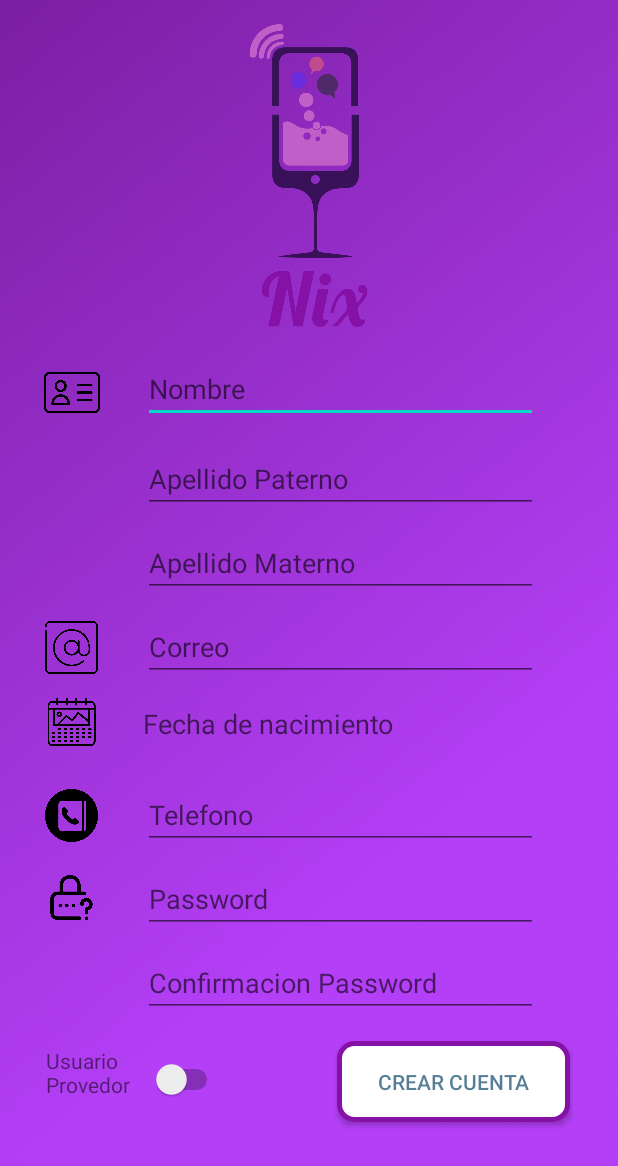
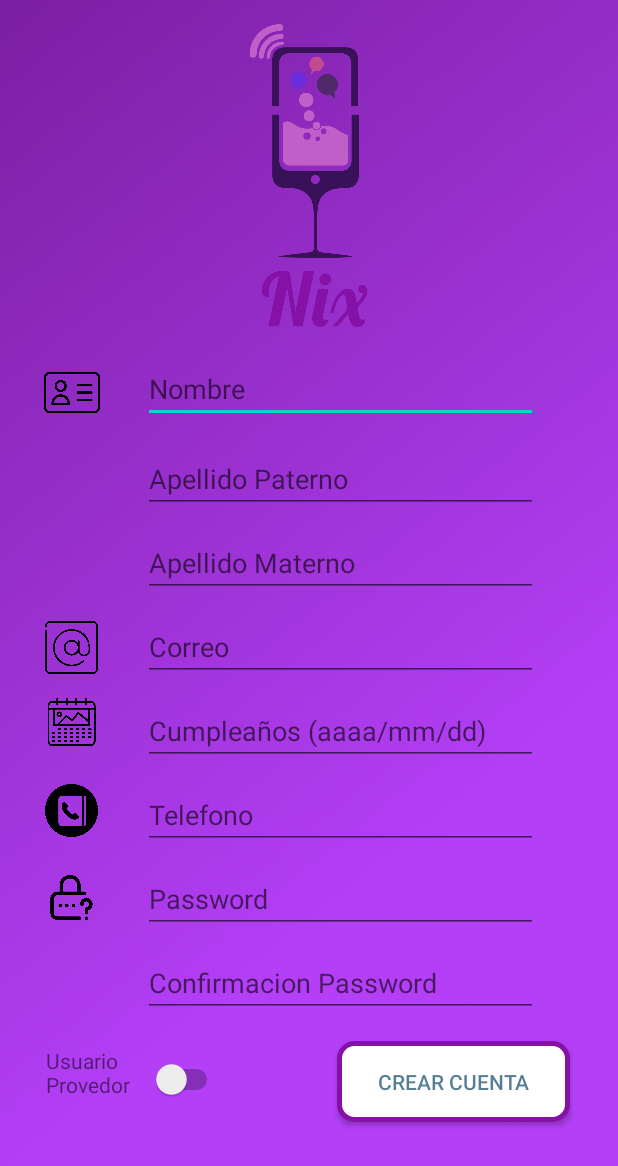
Before and after one commit to EdalfnerUnityBrited/NixApp, an Android app: the CrearCuenta screen opened directly, with no data from a screen before it, on a phone screen of 412 x 824 dp. Shown: the top 1166 px of the screen. Run offline under Robolectric (Android 15) with nearby library versions, the phone set to English and light mode, and no system bars.

Commit message:
ARREGLADO EL CALENDARIO Y SWITCH DA AVISO

```diff
--- a/app/build.gradle
+++ b/app/build.gradle
@@ -35,5 +35,9 @@ dependencies {
     implementation 'com.google.code.gson:gson:2.8.6'
     implementation 'com.squareup.retrofit2:converter-gson:2.5.0'
     implementation files('src/lib/mysql-connector-java-5.1.16-bin.jar')
+    implementation 'androidx.recyclerview:recyclerview:1.0.0'
+    implementation 'androidx.cardview:cardview:1.0.0'
+    implementation 'com.google.android.material:material:1.0.0'
+    implementation 'com.google.android.gms:play-services-maps:17.0.0'
 
 }
--- a/app/src/main/java/com/example/nixapp/UI/CrearCuenta.java
+++ b/app/src/main/java/com/example/nixapp/UI/CrearCuenta.java
@@ -2,13 +2,61 @@ package com.example.nixapp.UI;
 
 import androidx.appcompat.app.AppCompatActivity;
 
+import android.app.AlertDialog;
+import android.app.Dialog;
+import android.content.DialogInterface;
 import android.os.Bundle;
+import android.view.View;
+import android.widget.CompoundButton;
+import android.widget.Switch;
+import android.widget.TextView;
+import android.widget.Toast;
+
 import com.example.nixapp.R;
-public class CrearCuenta extends AppCompatActivity {
+public class CrearCuenta extends AppCompatActivity implements CompoundButton.OnCheckedChangeListener, View.OnClickListener {
+    Switch switchProveedor;
 
     @Override
     protected void onCreate(Bundle savedInstanceState) {
         super.onCreate(savedInstanceState);
         setContentView(R.layout.activity_crear_cuenta);
+
+        switchProveedor = (Switch) findViewById(R.id.switchProveedor);
+
+        switchProveedor.setTextOn("Si");
+        switchProveedor.setTextOff("No");
+        switchProveedor.setOnCheckedChangeListener(this);
+    }
+
+    @Override
+    public void onClick(View view) {
+
+    }
+
+    @Override
+    public void onCheckedChanged(final CompoundButton compoundButton, boolean b) {
+        final boolean[] esProveedor = new boolean[1];
+        AlertDialog.Builder aviso = new AlertDialog.Builder(this);
+        aviso.setMessage("Ser proveedor significa ser una empresa");
+        aviso.setTitle("¿Ser Proveedor?");
+        aviso.setPositiveButton("Si", new DialogInterface.OnClickListener() {
+            @Override
+            public void onClick(DialogInterface dialogInterface, int i) {
+                Toast.makeText(getApplicationContext(),"Decidiste ser proveedor",
+                        Toast.LENGTH_LONG).show();
+                compoundButton.setChecked(true);
+            }
+        });
+        aviso.setNegativeButton("Cancelar", new DialogInterface.OnClickListener() {
+            @Override
+            public void onClick(DialogInterface dialogInterface, int i) {
+                Toast.makeText(getApplicationContext(),"Decidiste no ser proveedor",
+                        Toast.LENGTH_LONG).show();
+                compoundButton.setChecked(false);
+            }
+        });
+        AlertDialog avisoCreado = aviso.create();
+        if(compoundButton.isChecked())
+        avisoCreado.show();
     }
 }
--- a/app/src/main/java/com/example/nixapp/UI/MainActivity.java
+++ b/app/src/main/java/com/example/nixapp/UI/MainActivity.java
@@ -21,7 +21,6 @@ public class MainActivity extends AppCompatActivity implements View.OnClickListe
     protected void onCreate(Bundle savedInstanceState) {
         super.onCreate(savedInstanceState);
         setContentView(R.layout.activity_main);
-
 
         btnLogin = (Button) findViewById(R.id.buttonLogin);
         btnSignup = (Button) findViewById(R.id.buttonSignup);
@@ -52,6 +51,8 @@ public class MainActivity extends AppCompatActivity implements View.OnClickListe
                 break;
             }
             case R.id.buttonSignup:{
+                q = new Intent(view.getContext(),CrearCuenta.class);
+                startActivity(q);
                 break;
             }
         }
--- a/app/src/main/res/layout/activity_crear_cuenta.xml
+++ b/app/src/main/res/layout/activity_crear_cuenta.xml
@@ -99,26 +99,11 @@
         app:layout_constraintTop_toBottomOf="@+id/imageView3"
         app:srcCompat="@drawable/calendar" />
 
-    <TextView
-        android:id="@+id/fecha_nacimiento"
-        android:layout_width="263dp"
-        android:layout_height="40dp"
-        android:layout_centerHorizontal="true"
-        android:layout_marginStart="95dp"
-        android:layout_marginLeft="95dp"
-        android:layout_marginTop="16dp"
-        android:hint="Fecha de nacimiento"
-        android:textSize="18dp"
-        app:layout_constraintStart_toStartOf="parent"
-        app:layout_constraintTop_toBottomOf="@+id/arroba"
-        tools:ignore="MissingConstraints" />
-
     <EditText
         android:id="@+id/telefono"
         android:layout_width="263dp"
         android:layout_height="40dp"
         android:layout_marginStart="95dp"
-        android:layout_marginLeft="95dp"
         android:layout_marginTop="16dp"
         android:ems="10"
         android:hint="Telefono"
@@ -130,10 +115,10 @@
         android:id="@+id/contacto"
         android:layout_width="35dp"
         android:layout_height="35dp"
-        android:layout_marginTop="16dp"
+        app:layout_constraintBottom_toTopOf="@+id/imageView6"
         app:layout_constraintEnd_toStartOf="@+id/telefono"
         app:layout_constraintStart_toStartOf="parent"
-        app:layout_constraintTop_toBottomOf="@+id/fecha_nacimiento"
+        app:layout_constraintTop_toBottomOf="@+id/calendario"
         app:srcCompat="@drawable/phonebook" />
 
     <EditText
@@ -163,7 +148,7 @@
         app:layout_constraintTop_toBottomOf="@+id/password" />
 
     <Button
-        android:id="@+id/button"
+        android:id="@+id/buttonCrearCuenta"
         android:layout_width="155dp"
         android:layout_height="54dp"
         android:layout_marginTop="16dp"
@@ -186,7 +171,7 @@
         app:srcCompat="@drawable/forgot" />
 
     <Switch
-        android:id="@+id/switch1"
+        android:id="@+id/switchProveedor"
         android:layout_width="wrap_content"
         android:layout_height="wrap_content"
         android:layout_marginStart="32dp"
@@ -194,7 +179,7 @@
         android:layout_marginTop="28dp"
         android:layout_marginEnd="8dp"
         android:layout_marginRight="8dp"
-        app:layout_constraintEnd_toStartOf="@+id/button"
+        app:layout_constraintEnd_toStartOf="@+id/buttonCrearCuenta"
         app:layout_constraintStart_toStartOf="parent"
         app:layout_constraintTop_toBottomOf="@+id/passwordConfirmacion" />
 
@@ -206,7 +191,19 @@
         android:layout_marginEnd="2dp"
         android:layout_marginRight="2dp"
         android:text="Usuario Provedor"
-        app:layout_constraintEnd_toStartOf="@+id/switch1"
+        app:layout_constraintEnd_toStartOf="@+id/switchProveedor"
         app:layout_constraintTop_toBottomOf="@+id/passwordConfirmacion" />
 
+    <EditText
+        android:id="@+id/fecha_nacimiento"
+        android:layout_width="263dp"
+        android:layout_height="40dp"
+        android:layout_marginStart="95dp"
+        android:layout_marginTop="16dp"
+        android:ems="10"
+        android:hint="Cumpleaños (aaaa/mm/dd)"
+        android:inputType="date"
+        app:layout_constraintStart_toStartOf="parent"
+        app:layout_constraintTop_toBottomOf="@+id/arroba" />
+
 </androidx.constraintlayout.widget.ConstraintLayout>
--- a/app/src/main/res/layout/activity_inicio_sesion.xml
+++ b/app/src/main/res/layout/activity_inicio_sesion.xml
@@ -100,7 +100,7 @@
         app:srcCompat="@drawable/forgot" />
 
     <Button
-        android:id="@+id/button"
+        android:id="@+id/buttonCrearCuenta"
         android:layout_width="55dp"
         android:layout_height="55dp"
         android:layout_marginBottom="31dp"
```
